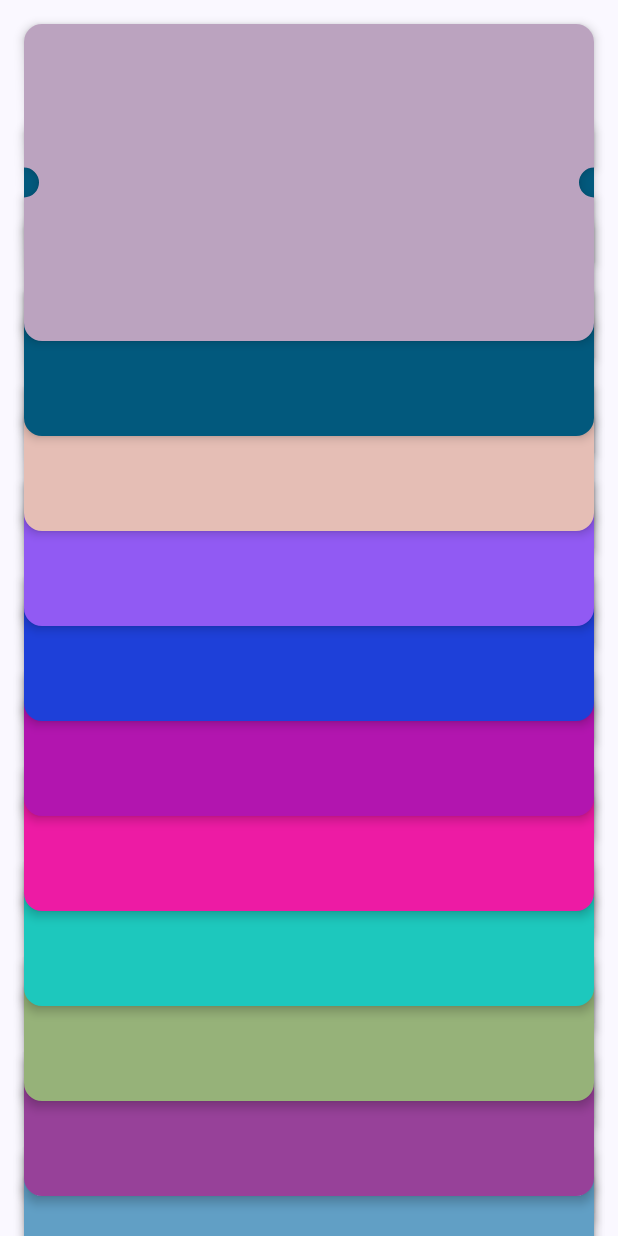
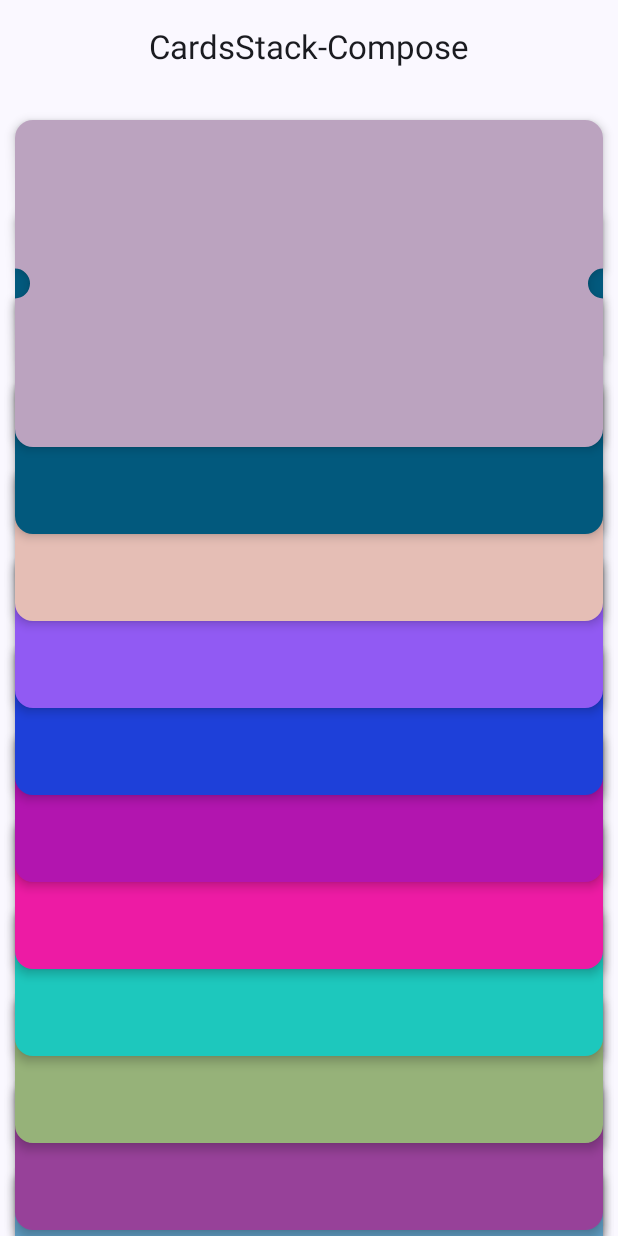
Before and after one commit to olehshyker/CardsStack-Compose, an Android app built with Jetpack Compose: the screen it shows after launch (MainActivity), on a phone screen of 412 x 824 dp. Run offline under Robolectric (Android 15) with nearby library versions, the phone set to English and light mode, and no system bars.

Commit message:
Using LazyColumn in cards list

```diff
--- a/app/src/main/java/com/example/cardsstack/app/MainActivity.kt
+++ b/app/src/main/java/com/example/cardsstack/app/MainActivity.kt
@@ -4,17 +4,10 @@ import android.os.Bundle
 import androidx.activity.ComponentActivity
 import androidx.activity.compose.setContent
 import androidx.activity.enableEdgeToEdge
-import androidx.compose.foundation.layout.fillMaxSize
-import androidx.compose.foundation.layout.padding
-import androidx.compose.material3.Scaffold
 import androidx.compose.runtime.Composable
-import androidx.compose.runtime.remember
-import androidx.compose.ui.Modifier
-import androidx.compose.ui.graphics.Color
 import androidx.compose.ui.tooling.preview.Preview
 import com.example.cardsstack.app.tickets.TicketsScreen
 import com.example.cardsstack.app.ui.theme.CardsStackComposeTheme
-import kotlin.random.Random
 
 class MainActivity : ComponentActivity() {
     override fun onCreate(savedInstanceState: Bundle?) {
@@ -22,12 +15,7 @@ class MainActivity : ComponentActivity() {
         enableEdgeToEdge()
         setContent {
             CardsStackComposeTheme {
-
-                Scaffold(modifier = Modifier.fillMaxSize()) { innerPadding ->
-                    TicketsScreen(
-                        modifier = Modifier.padding(innerPadding),
-                    )
-                }
+                TicketsScreen()
             }
         }
     }
--- a/app/src/main/java/com/example/cardsstack/app/tickets/TicketsScreen.kt
+++ b/app/src/main/java/com/example/cardsstack/app/tickets/TicketsScreen.kt
@@ -1,67 +1,71 @@
+@file:OptIn(ExperimentalMaterial3Api::class)
+
 package com.example.cardsstack.app.tickets
 
 import androidx.compose.animation.animateContentSize
-import androidx.compose.foundation.layout.Box
-import androidx.compose.foundation.layout.Column
+import androidx.compose.foundation.layout.Arrangement
+import androidx.compose.foundation.layout.PaddingValues
 import androidx.compose.foundation.layout.fillMaxSize
 import androidx.compose.foundation.layout.fillMaxWidth
-import androidx.compose.foundation.layout.offset
 import androidx.compose.foundation.layout.padding
-import androidx.compose.foundation.rememberScrollState
-import androidx.compose.foundation.shape.RoundedCornerShape
-import androidx.compose.foundation.verticalScroll
+import androidx.compose.foundation.lazy.LazyColumn
+import androidx.compose.foundation.lazy.itemsIndexed
+import androidx.compose.material3.CenterAlignedTopAppBar
+import androidx.compose.material3.ExperimentalMaterial3Api
+import androidx.compose.material3.Scaffold
+import androidx.compose.material3.Text
 import androidx.compose.runtime.Composable
 import androidx.compose.runtime.getValue
 import androidx.compose.runtime.mutableIntStateOf
 import androidx.compose.runtime.remember
 import androidx.compose.runtime.setValue
-import androidx.compose.ui.Alignment
 import androidx.compose.ui.Modifier
-import androidx.compose.ui.draw.clip
 import androidx.compose.ui.graphics.Color
+import androidx.compose.ui.platform.LocalConfiguration
+import androidx.compose.ui.res.stringResource
 import androidx.compose.ui.unit.dp
 import androidx.compose.ui.zIndex
+import com.example.cardsstack.app.R
 import com.example.cardsstack.app.components.TicketCard
 import kotlin.random.Random
 
 @Composable
-fun TicketsScreen(
-    modifier: Modifier = Modifier,
-) {
-    val overlapHeight = 180
+fun TicketsScreen() {
+    val screenWidth = LocalConfiguration.current.screenWidthDp.dp
+    val overlapHeight = remember { screenWidth.div(1.8f).times(0.7f) }
     var selectedIndex by remember { mutableIntStateOf(0) }
 
     val colorsList = remember { generateColorsList() }
 
-    Box(
-        modifier = modifier
-            .fillMaxSize(),
-        contentAlignment = Alignment.Center,
-    ) {
+    Scaffold(
+        topBar = {
+            CenterAlignedTopAppBar(
+                title = {
+                    Text(
+                        stringResource(R.string.app_name)
+                    )
+                }
+            )
+        }
+    ) { contentPadding ->
 
-        Column(
+        LazyColumn(
             modifier = Modifier
                 .fillMaxSize()
-                .verticalScroll(rememberScrollState()) // Enables scrolling
-                .animateContentSize() // Smoothly resizes when selected item moves
+                .animateContentSize()
+                .padding(contentPadding), // Smooth transition when selected item changes
+            verticalArrangement = Arrangement.spacedBy(-overlapHeight),
+            contentPadding = PaddingValues(horizontal = 10.dp, vertical = 16.dp),
         ) {
-
-            colorsList.forEachIndexed { index, color ->
-                Box(
+            itemsIndexed(colorsList, key = { index, item -> index }) { index, color ->
+                TicketCard(
                     modifier = Modifier
                         .fillMaxWidth()
-                        .offset(y = if (index == 0) 0.dp else (-index * overlapHeight).dp) // Move up for stacking effect
-                        .zIndex(if (index == selectedIndex) 1f else -index.toFloat()) // Ensure proper layering
-                        .clip(RoundedCornerShape(16.dp))
-                        .padding(16.dp)
-                ) {
-                    TicketCard(
-                        modifier = Modifier,
-                        isSelected = index == selectedIndex,
-                        cardColor = color,
-                        onClick = { selectedIndex = index },
-                    )
-                }
+                        .zIndex(if (index == selectedIndex) 1f else -index.toFloat()), // Ensure proper layering
+                    isSelected = index == selectedIndex,
+                    cardColor = color,
+                    onClick = { selectedIndex = index },
+                )
             }
         }
     }
```
